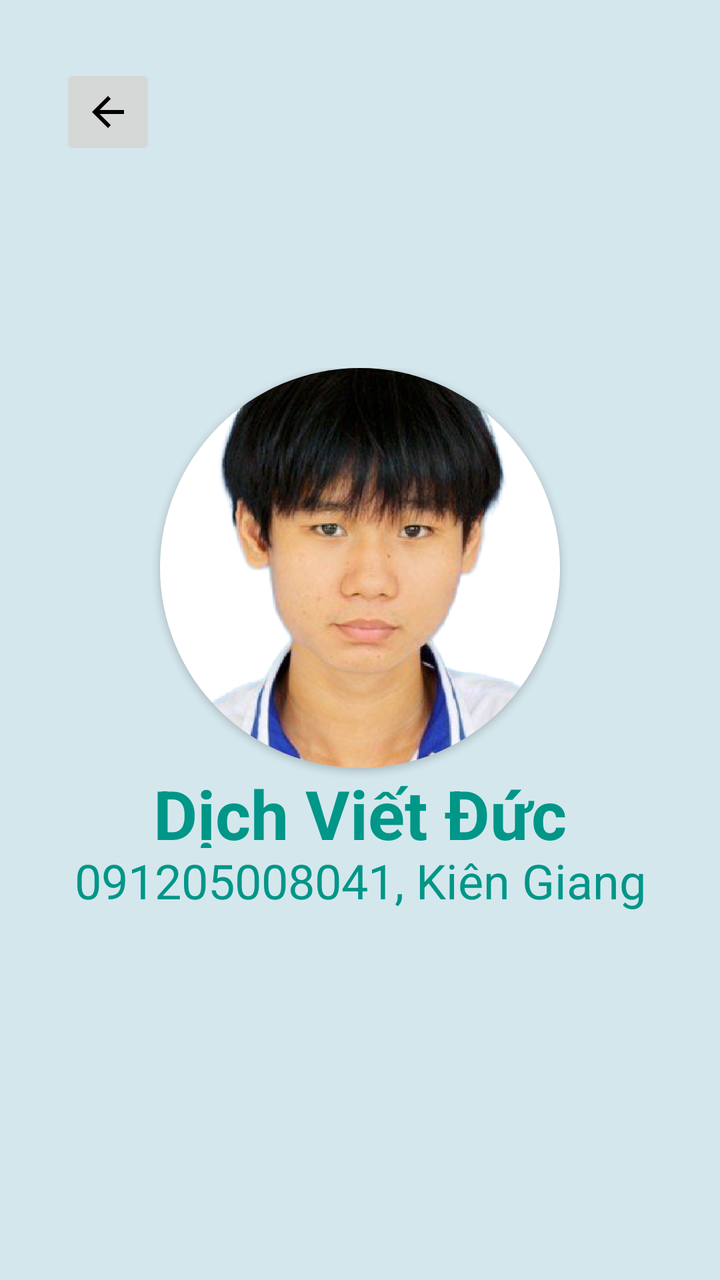
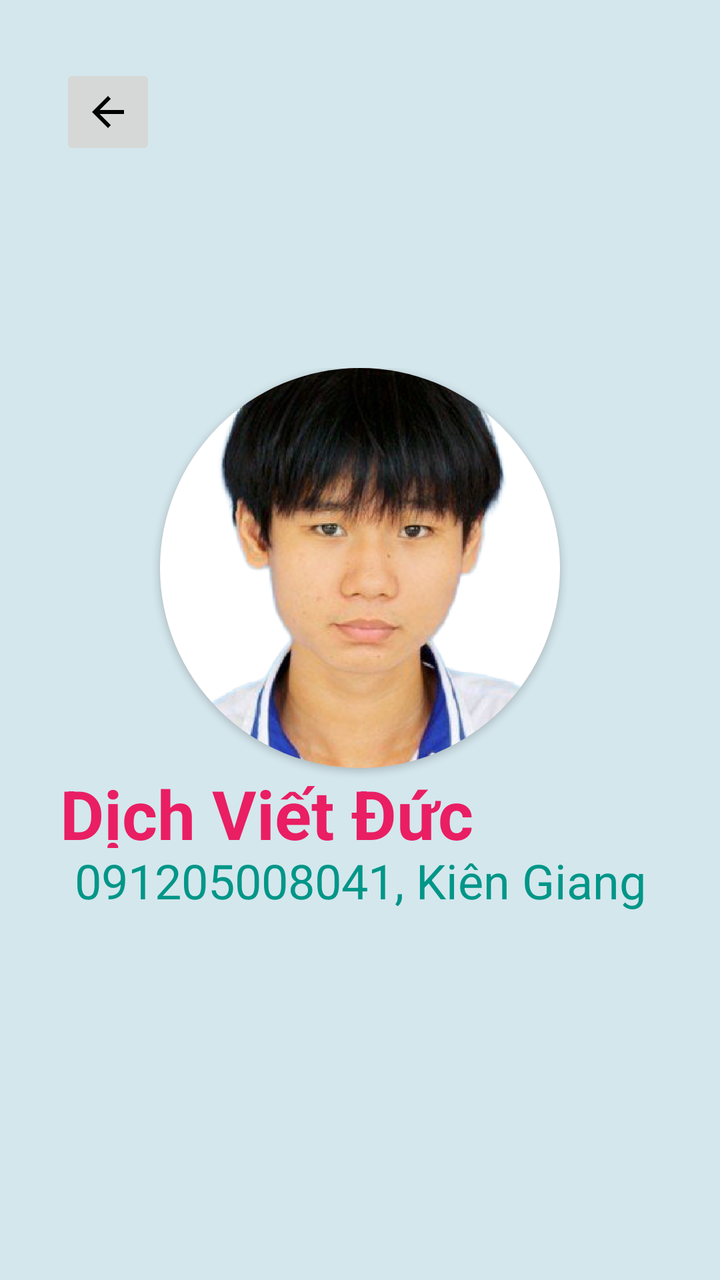

Before-and-after screenshots of an Android layout around one commit, followed by the original layout XML and the change that was made.
<!-- AndroidManifest.xml: application theme Theme.Profile -->
<!-- res/layout/activity_main.xml -->
<?xml version="1.0" encoding="utf-8"?>
<androidx.constraintlayout.widget.ConstraintLayout xmlns:android="http://schemas.android.com/apk/res/android"
    xmlns:app="http://schemas.android.com/apk/res-auto"
    xmlns:tools="http://schemas.android.com/tools"
    android:id="@+id/main"
    android:layout_width="match_parent"
    android:layout_height="match_parent"
    android:background="#FFFFFF"
    android:backgroundTint="#D4E7ED"
    tools:context=".MainActivity">

    <ImageButton
        android:id="@+id/imageButton8"
        android:layout_width="48dp"
        android:layout_height="48dp"
        android:layout_marginTop="32dp"
        app:layout_constraintEnd_toEndOf="parent"
        app:layout_constraintHorizontal_bias="0.096"
        app:layout_constraintStart_toStartOf="parent"
        app:layout_constraintTop_toTopOf="parent"
        app:srcCompat="@drawable/ic_arrow_back_24" />

    <LinearLayout
        android:id="@+id/linearLayout"
        android:layout_width="300dp"
        android:layout_height="wrap_content"
        android:gravity="center_horizontal"
        android:orientation="vertical"
        app:layout_constraintBottom_toBottomOf="parent"
        app:layout_constraintEnd_toEndOf="parent"
        app:layout_constraintStart_toStartOf="parent"
        app:layout_constraintTop_toTopOf="parent">

        <androidx.cardview.widget.CardView
            android:layout_width="200dp"
            android:layout_height="200dp"
            app:cardBackgroundColor="#643C3C"
            app:cardCornerRadius="100dp">

            <ImageView
                android:id="@+id/imageView3"
                android:layout_width="match_parent"
                android:layout_height="match_parent"
                android:layout_gravity="center_horizontal"
                android:background="#EDEDED"
                android:scaleType="centerCrop"
                app:srcCompat="@drawable/download" />
        </androidx.cardview.widget.CardView>


        <TextView
            android:id="@+id/textView4"
            android:layout_width="match_parent"
            android:layout_height="40dp"
            android:gravity="center_horizontal"
            android:text="Dịch Viết Đức"
            android:textColor="#009688"
            android:textColorLink="#9C27B0"
            android:textSize="34sp"
            android:textStyle="bold" />


        <TextView
            android:id="@+id/textView5"
            android:layout_width="match_parent"
            android:layout_height="wrap_content"
            android:gravity="center_horizontal"
            android:text="091205008041, Kiên Giang"
            android:textColor="#009688"
            android:textSize="24sp" />

    </LinearLayout>

</androidx.constraintlayout.widget.ConstraintLayout>
<!-- resources referenced by this layout -->
<resources>
  <!-- drawable download: png bitmap (drawable, 244167 bytes) -->
  <!-- drawable ic_arrow_back_24 (drawable) -->
  <vector xmlns:android="http://schemas.android.com/apk/res/android" android:autoMirrored="true" android:height="24dp" android:tint="#000000" android:viewportHeight="24" android:viewportWidth="24" android:width="24dp">
        
      <path android:fillColor="@android:color/white" android:pathData="M20,11H7.83l5.59,-5.59L12,4l-8,8 8,8 1.41,-1.41L7.83,13H20v-2z"/>
      
  </vector>
  <style name="Theme.Profile" parent="Base.Theme.Profile" />
  <style name="Base.Theme.Profile" parent="Theme.Material3.DayNight.NoActionBar">
          
          
      </style>
</resources>

<!-- the commit's change to res/layout/activity_main.xml (unified diff, before → after) -->
@@ -52,9 +52,9 @@
             android:id="@+id/textView4"
             android:layout_width="match_parent"
             android:layout_height="40dp"
-            android:gravity="center_horizontal"
+            android:gravity="left"
             android:text="Dịch Viết Đức"
-            android:textColor="#009688"
+            android:textColor="#E91E63"
             android:textColorLink="#9C27B0"
             android:textSize="34sp"
             android:textStyle="bold" />
